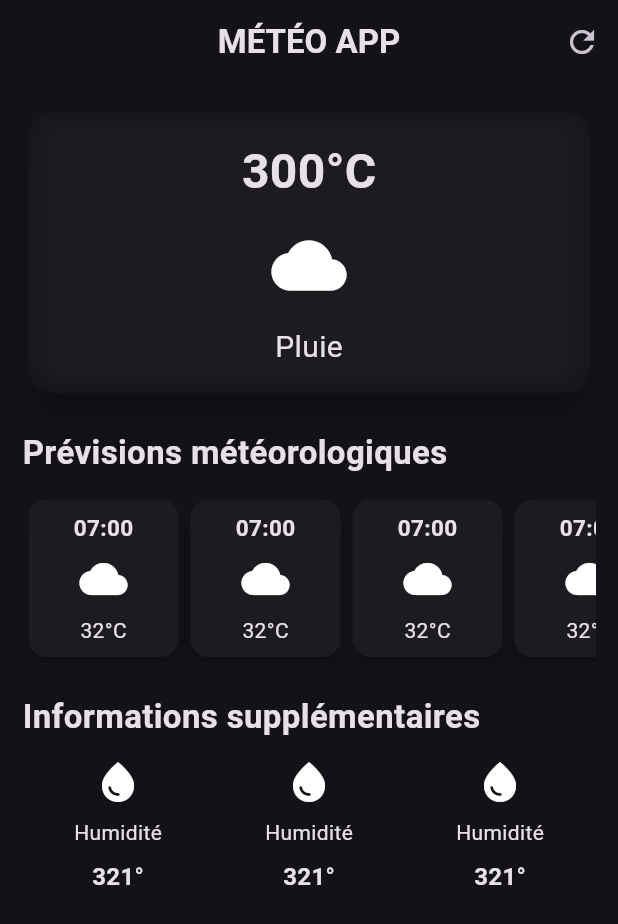
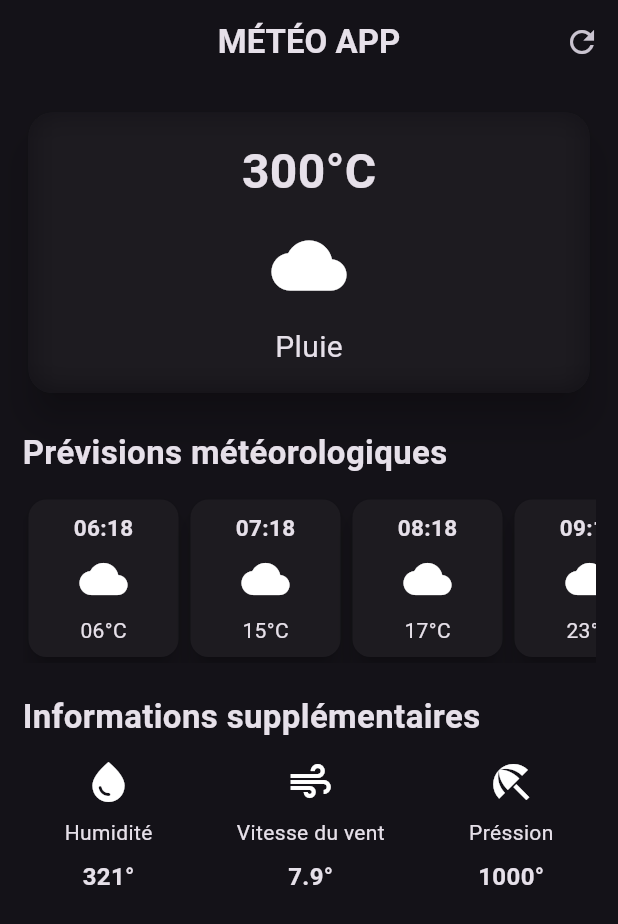
Before and after one commit to Jeremi-Koloma/weather_app, a Flutter app: the screen it shows after launch, on a phone screen of 412 x 824 dp. Shown: the top 924 px of the screen. Run offline on Flutter 3.47's test engine with Material 2 defaults, Android fonts, the phone set to English and light mode, and no system bars.

Commit message:
interaction des paramètres dans le constructeurs

```diff
--- a/lib/additional_info_items.dart
+++ b/lib/additional_info_items.dart
@@ -2,19 +2,27 @@ import 'package:flutter/material.dart';
 
 // Classe pour les informations supplementaires des prévisions
 class AdditinoalInfoItems extends StatelessWidget {
-  const AdditinoalInfoItems({super.key});
+  // paramètres de la classe dans le constructeur
+  final IconData icon;
+  final String label;
+  final String value;
+  const AdditinoalInfoItems(
+      {super.key,
+      required this.icon,
+      required this.label,
+      required this.value});
 
   @override
   Widget build(BuildContext context) {
     return Column(
-      children: const [
-        Icon(Icons.water_drop, size: 32),
-        SizedBox(height: 8.0),
-        Text("Humidité"),
-        SizedBox(height: 8.0),
+      children: [
+        Icon(icon, size: 32),
+        const SizedBox(height: 8.0),
+        Text(label),
+        const SizedBox(height: 8.0),
         Text(
-          "321°",
-          style: TextStyle(
+          value,
+          style: const TextStyle(
             fontSize: 16.0,
             fontWeight: FontWeight.bold,
           ),
--- a/lib/card_prevision_items.dart
+++ b/lib/card_prevision_items.dart
@@ -2,7 +2,15 @@ import 'package:flutter/material.dart';
 
 // Classe pour les cardes des prévisions
 class CardPrevisionItems extends StatelessWidget {
-  const CardPrevisionItems({super.key});
+  // paramètre de la classe dans le constructeur
+  final String houre;
+  final IconData icon;
+  final String temperature;
+  const CardPrevisionItems(
+      {super.key,
+      required this.houre,
+      required this.icon,
+      required this.temperature});
 
   @override
   Widget build(BuildContext context) {
@@ -13,15 +21,16 @@ class CardPrevisionItems extends StatelessWidget {
         decoration: BoxDecoration(borderRadius: BorderRadius.circular(12.0)),
         padding: const EdgeInsets.all(8.0),
         child: Column(
-          children: const [
+          children: [
             Text(
-              "07:00",
-              style: TextStyle(fontSize: 15.0, fontWeight: FontWeight.bold),
+              houre,
+              style:
+                  const TextStyle(fontSize: 15.0, fontWeight: FontWeight.bold),
             ),
-            SizedBox(height: 8.0),
-            Icon(Icons.cloud, size: 32),
-            SizedBox(height: 8.0),
-            Text("32°C"),
+            const SizedBox(height: 8.0),
+            Icon(icon, size: 32),
+            const SizedBox(height: 8.0),
+            Text(temperature),
           ],
         ),
       ),
--- a/lib/weather_screen.dart
+++ b/lib/weather_screen.dart
@@ -85,12 +85,36 @@ class WeatherScreen extends StatelessWidget {
               scrollDirection: Axis.horizontal,
               child: Row(
                 children: const [
-                  CardPrevisionItems(),
-                  CardPrevisionItems(),
-                  CardPrevisionItems(),
-                  CardPrevisionItems(),
-                  CardPrevisionItems(),
-                  CardPrevisionItems(),
+                  CardPrevisionItems(
+                    houre: "06:18",
+                    icon: Icons.cloud,
+                    temperature: "06°C",
+                  ),
+                  CardPrevisionItems(
+                    houre: "07:18",
+                    icon: Icons.cloud,
+                    temperature: "15°C",
+                  ),
+                  CardPrevisionItems(
+                    houre: "08:18",
+                    icon: Icons.cloud,
+                    temperature: "17°C",
+                  ),
+                  CardPrevisionItems(
+                    houre: "09:18",
+                    icon: Icons.cloud,
+                    temperature: "23°C",
+                  ),
+                  CardPrevisionItems(
+                    houre: "10:18",
+                    icon: Icons.cloud,
+                    temperature: "26°C",
+                  ),
+                  CardPrevisionItems(
+                    houre: "11:18",
+                    icon: Icons.cloud,
+                    temperature: "32°C",
+                  ),
                 ],
               ),
             ),
@@ -108,9 +132,21 @@ class WeatherScreen extends StatelessWidget {
             Row(
               mainAxisAlignment: MainAxisAlignment.spaceAround,
               children: const [
-                AdditinoalInfoItems(),
-                AdditinoalInfoItems(),
-                AdditinoalInfoItems(),
+                AdditinoalInfoItems(
+                  icon: Icons.water_drop,
+                  label: "Humidité",
+                  value: "321°",
+                ),
+                AdditinoalInfoItems(
+                  icon: Icons.air,
+                  label: "Vitesse du vent",
+                  value: "7.9°",
+                ),
+                AdditinoalInfoItems(
+                  icon: Icons.beach_access,
+                  label: "Préssion",
+                  value: "1000°",
+                ),
               ],
             ),
           ],
```
